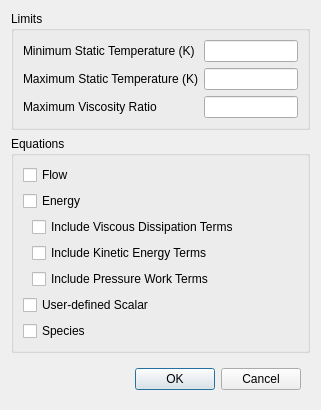
Before: the Qt Designer form baramFlow/view/solution/numerical_conditions/advanced_dialog.ui in nextfoam/baram, drawn with Qt 5.
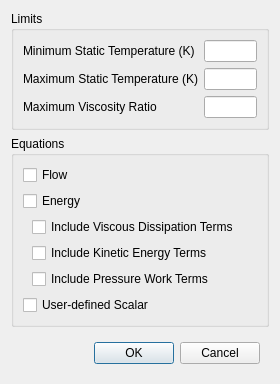
After: the same form once the commit is applied.

Commit message: Issue baram#12 To not solve the equation for species does not seem natural

```diff
--- a/baramFlow/view/solution/numerical_conditions/advanced_dialog.ui
+++ b/baramFlow/view/solution/numerical_conditions/advanced_dialog.ui
@@ -6,8 +6,8 @@
    <rect>
     <x>0</x>
     <y>0</y>
-    <width>321</width>
-    <height>398</height>
+    <width>280</width>
+    <height>372</height>
    </rect>
   </property>
   <property name="windowTitle">
@@ -113,13 +113,6 @@
         </property>
        </widget>
       </item>
-      <item>
-       <widget class="QCheckBox" name="equationSpecies">
-        <property name="text">
-         <string>Species</string>
-        </property>
-       </widget>
-      </item>
      </layout>
     </widget>
    </item>
```
The commit also changes 1 other file.
